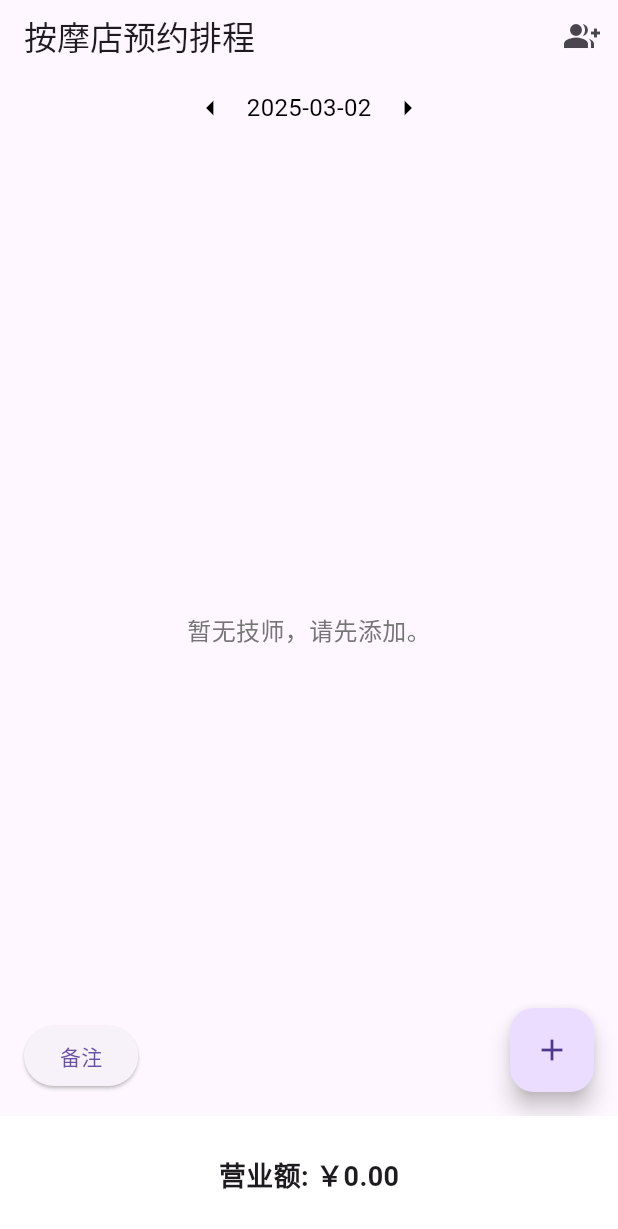
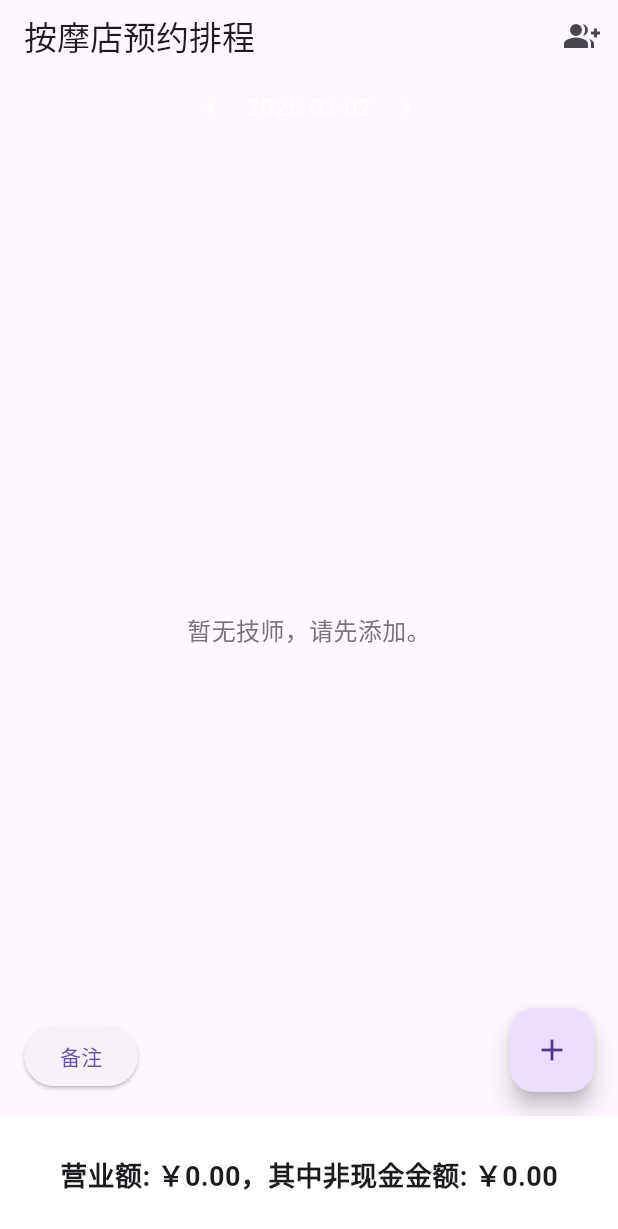
Before and after one commit to linrytang/flutter_web_test2, a Flutter app: the screen it shows after launch, on a phone screen of 412 x 824 dp. Shown: the top 1229 px of the screen. Run offline on Flutter 3.47's test engine with Material 3 defaults, Android fonts, the phone set to English and light mode, and no system bars; our stand-ins replace shared_preferences.

Commit message:
生成并更新 Flutter Web 静态文件到 docs

```diff
--- a/lib/main.dart
+++ b/lib/main.dart
@@ -4,14 +4,15 @@ import 'package:flutter/cupertino.dart';
 import 'package:flutter/material.dart';
 import 'package:shared_preferences/shared_preferences.dart';
 
-/// 预约数据模型
+/// 预约数据模型，新增了房间号和是否非现金支付两个字段
 class Appointment {
   String id;
   String therapist;
   DateTime start;
   DateTime end;
   double price;
-  bool starred;
+  String roomNumber; // 新增房间号
+  bool isNonCash;    // 新增是否非现金支付
 
   Appointment({
     required this.id,
@@ -19,7 +20,8 @@ class Appointment {
     required this.start,
     required this.end,
     required this.price,
-    this.starred = false,
+    required this.roomNumber,
+    this.isNonCash = false,
   });
 
   Map<String, dynamic> toJson() => {
@@ -28,7 +30,8 @@ class Appointment {
         "start": start.toIso8601String(),
         "end": end.toIso8601String(),
         "price": price,
-    "starred": starred,
+        "roomNumber": roomNumber,
+        "isNonCash": isNonCash,
       };
 
   factory Appointment.fromJson(Map<String, dynamic> json) {
@@ -38,7 +41,8 @@ class Appointment {
       start: DateTime.parse(json["start"]),
       end: DateTime.parse(json["end"]),
       price: (json["price"] as num).toDouble(),
-      starred: json["starred"],
+      roomNumber: json["roomNumber"] ?? "",
+      isNonCash: json["isNonCash"] ?? false,
     );
   }
 }
@@ -242,7 +246,8 @@ class _SchedulerPageState extends State<SchedulerPage> {
     bool isCustomDuration = false;
     TextEditingController customDurationController = TextEditingController();
     TextEditingController priceController = TextEditingController();
-    bool starred = false;
+    TextEditingController roomController = TextEditingController(); // 房间号输入
+    bool isNonCash = false; // 是否非现金支付
 
     DateTime startTime = DateTime(selectedDate.year, selectedDate.month, selectedDate.day, 10, 0);
 
@@ -295,7 +300,6 @@ class _SchedulerPageState extends State<SchedulerPage> {
                     },
                   ),
                   const SizedBox(height: 8),
-
                   Row(
                     children: [
                       const Text("开始时间: "),
@@ -309,7 +313,6 @@ class _SchedulerPageState extends State<SchedulerPage> {
                     ],
                   ),
                   const SizedBox(height: 8),
-
                   DropdownButtonFormField<String>(
                     decoration: const InputDecoration(labelText: "持续时长"),
                     value: durationOption,
@@ -336,26 +339,31 @@ class _SchedulerPageState extends State<SchedulerPage> {
                     ),
                   ],
                   const SizedBox(height: 8),
-
                   TextField(
                     controller: priceController,
                     keyboardType: const TextInputType.numberWithOptions(decimal: true),
                     decoration: const InputDecoration(labelText: "价格"),
                   ),
                   const SizedBox(height: 8),
-
+                  // 新增房间号输入
+                  TextField(
+                    controller: roomController,
+                    decoration: const InputDecoration(labelText: "房间号"),
+                  ),
+                  const SizedBox(height: 8),
+                  // 新增非现金支付选择（三角标）
                   Row(
                     children: [
-                      const Text("星标: "),
+                      const Text("非现金支付: "),
                       IconButton(
                         onPressed: () {
                           setStateDialog(() {
-                            starred = !starred;
+                            isNonCash = !isNonCash;
                           });
                         },
                         icon: Icon(
-                          starred ? Icons.star : Icons.star_border,
-                          color: starred ? Colors.red : Colors.grey,
+                          Icons.change_history,
+                          color: isNonCash ? Colors.red : Colors.grey,
                         ),
                       ),
                     ],
@@ -401,7 +409,8 @@ class _SchedulerPageState extends State<SchedulerPage> {
                     start: startTime,
                     end: endTime,
                     price: p,
-                    starred: starred,
+                    roomNumber: roomController.text,
+                    isNonCash: isNonCash,
                   );
                   setState(() {
                     appointments.add(appt);
@@ -545,7 +554,11 @@ class _SchedulerPageState extends State<SchedulerPage> {
   @override
   Widget build(BuildContext context) {
     double dailyRev = getDailyRevenue(selectedDate);
-    String dateString = "${selectedDate.year}-${selectedDate.month.toString().padLeft(2,'0')}-${selectedDate.day.toString().padLeft(2,'0')}";
+    double nonCashRev = appointments
+        .where((a) => isSameDay(a.start, selectedDate) && a.isNonCash)
+        .fold(0.0, (prev, a) => prev + a.price);
+    String dateString =
+        "${selectedDate.year}-${selectedDate.month.toString().padLeft(2, '0')}-${selectedDate.day.toString().padLeft(2, '0')}";
 
     return Scaffold(
       appBar: AppBar(
@@ -563,7 +576,7 @@ class _SchedulerPageState extends State<SchedulerPage> {
             mainAxisAlignment: MainAxisAlignment.center,
             children: [
               IconButton(
-                icon: const Icon(Icons.arrow_left, color: Colors.black),
+                icon: const Icon(Icons.arrow_left, color: Colors.white),
                 onPressed: _gotoPrevDay,
               ),
               GestureDetector(
@@ -582,11 +595,11 @@ class _SchedulerPageState extends State<SchedulerPage> {
                 },
                 child: Text(
                   dateString,
-                  style: const TextStyle(fontSize: 16, color: Colors.black),
+                  style: const TextStyle(fontSize: 16, color: Colors.white),
                 ),
               ),
               IconButton(
-                icon: const Icon(Icons.arrow_right, color: Colors.black),
+                icon: const Icon(Icons.arrow_right, color: Colors.white),
                 onPressed: _gotoNextDay,
               ),
             ],
@@ -638,7 +651,7 @@ class _SchedulerPageState extends State<SchedulerPage> {
           height: 50,
           child: Center(
             child: Text(
-              "营业额: ￥${dailyRev.toStringAsFixed(2)}",
+              "营业额: ￥${dailyRev.toStringAsFixed(2)}，其中非现金金额: ￥${nonCashRev.toStringAsFixed(2)}",
               style: const TextStyle(fontSize: 18, fontWeight: FontWeight.bold),
             ),
           ),
@@ -672,12 +685,11 @@ class TimeRowPainter extends CustomPainter {
 
     int totalMinutes = (endHour - startHour) * 60;
 
-    // 绘制每小时竖线
+    // 绘制每小时竖线和时间标签
     for (int i = 0; i <= totalMinutes; i += 60) {
       double x = i * minuteWidth;
       canvas.drawLine(Offset(x, 0), Offset(x, size.height), linePaint);
 
-      // 时间标签
       TextSpan span = TextSpan(
         text: "${startHour + i ~/ 60}:00",
         style: const TextStyle(fontSize: 10, color: Colors.black),
@@ -704,15 +716,13 @@ class TimeRowPainter extends CustomPainter {
       if (width < 0) width = 0;
 
       Paint rectPaint = Paint()
-        ..color = appt.starred
-            ? Colors.redAccent.withOpacity(0.8)
-            : Colors.lightBlueAccent.withOpacity(0.8);
+        ..color = Colors.lightBlueAccent.withOpacity(0.8);
 
       Rect rect = Rect.fromLTWH(left, 0, width, rowHeight);
       canvas.drawRect(rect, rectPaint);
 
-      String txt = appt.starred ? "★ ￥${appt.price.toStringAsFixed(2)}"
-                                : "￥${appt.price.toStringAsFixed(2)}";
+      // 显示内容：房间号、非现金标识（三角）及价格
+      String txt = "房间 ${appt.roomNumber} " + (appt.isNonCash ? "△ " : "") + "￥${appt.price.toStringAsFixed(2)}";
       TextSpan sp = TextSpan(
         text: txt,
         style: const TextStyle(fontSize: 14, color: Colors.white),
```
Also changed, not shown: docs/assets/fonts/MaterialIcons-Regular.otf, 6 other files. Lines whose indentation alone changed are shown as unchanged.
